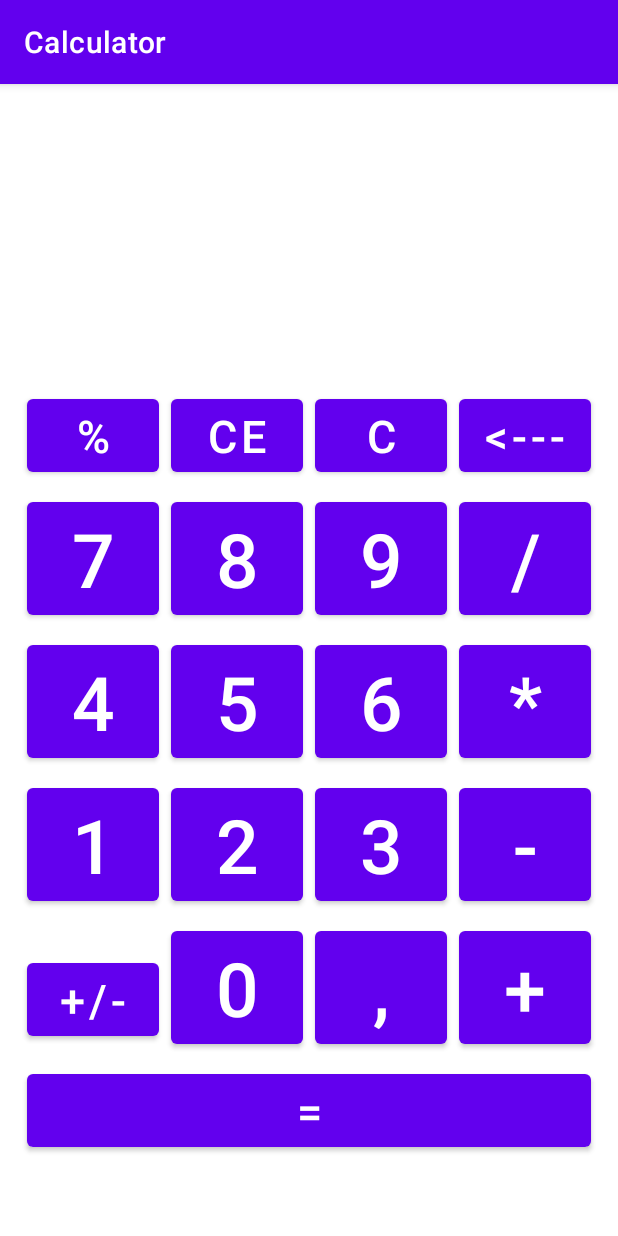
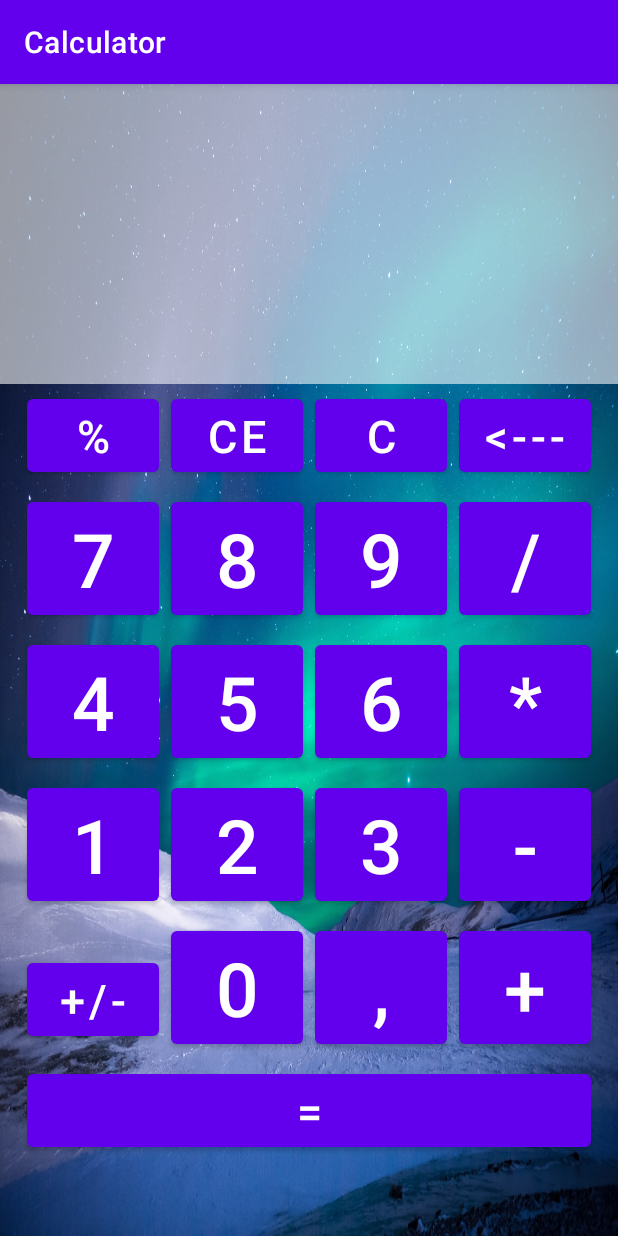
Before and after one commit to Nik-Shalashov/Calculator, an Android app: the screen it shows after launch (MainActivity), on a phone screen of 412 x 824 dp. Run offline under Robolectric (Android 15) with nearby library versions, the phone set to English and light mode, and no system bars.

Commit message:
Поставил фоновое изображение

```diff
--- a/app/src/main/res/layout/activity_main.xml
+++ b/app/src/main/res/layout/activity_main.xml
@@ -4,12 +4,14 @@
     android:layout_width="match_parent"
     android:layout_height="match_parent"
     android:orientation="vertical"
+    android:background="@drawable/mountain"
     tools:context=".MainActivity">
 
     <TextView
         android:id="@+id/screen"
         android:layout_width="match_parent"
         android:layout_height="200dp"
+        android:background="#95ffffff"
         android:text="" />
 
     <include
```
Also changed, not shown: app/src/main/res/drawable/mountain.jpg (added).
